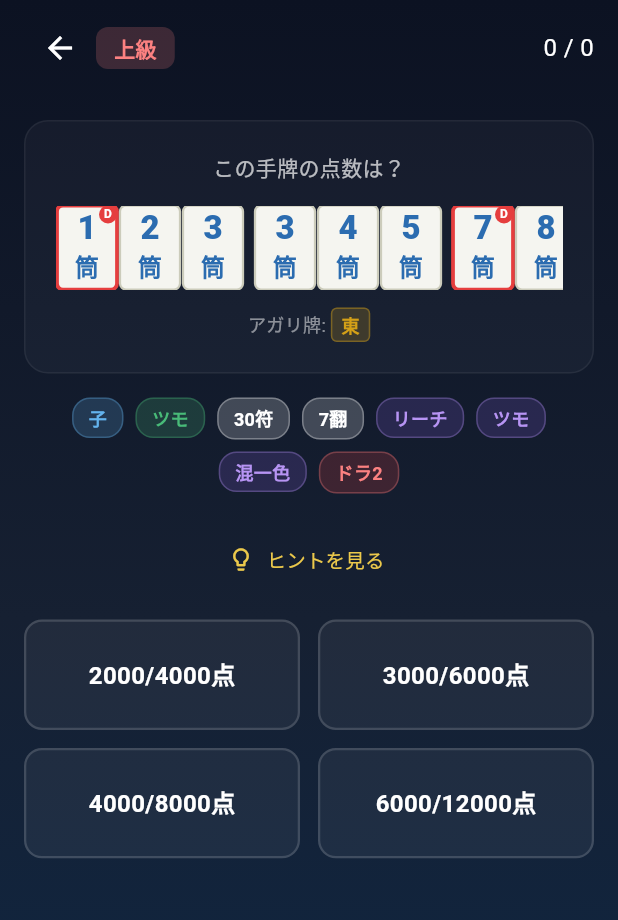
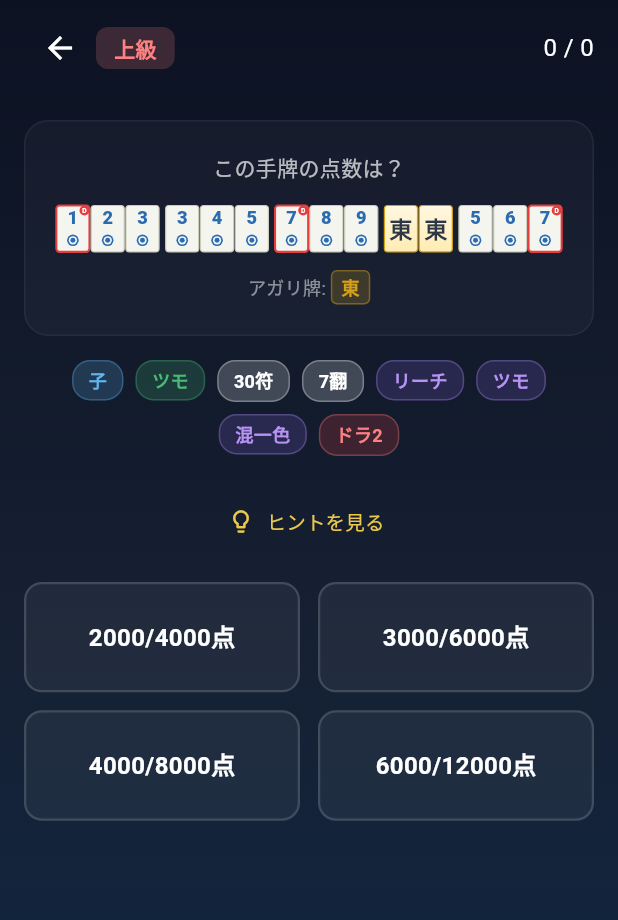
Before and after one commit to zonbitamago/jancal, a Flutter app: the screen it shows after launch, after a tap on "上級", on a phone screen of 412 x 824 dp. Shown: the top 920 px of the screen. Run offline on Flutter 3.47's test engine with Material 3 defaults, Android fonts, the phone set to English and light mode, and no system bars; our stand-ins replace google_fonts; Roboto replaces fonts that are missing (NotoSansJP).

Commit message:
fix: 麻雀牌の文字化けと横スクロール問題を修正
- 数牌のスート表記を漢字(萬/筒/索)からCanvas図形に変更し文字化けを解消
  - 筒子: 二重丸、索子: 竹(縦線+節)、萬子: 菱形
- 字牌のフォントをGoogleFonts.notoSansJpに変更しCJK表示を安定化
- SingleChildScrollViewをFittedBoxに変更し全牌が画面幅に収まるよう自動縮小

https://claude.ai/code/session_01AtZnk2z64SeMefttjZZ5LZ

```diff
--- a/lib/widgets/tile_group.dart
+++ b/lib/widgets/tile_group.dart
@@ -26,8 +26,8 @@ class TileGroupWidget extends StatelessWidget {
       }
     }
 
-    return SingleChildScrollView(
-      scrollDirection: Axis.horizontal,
+    return FittedBox(
+      fit: BoxFit.scaleDown,
       child: Row(
         mainAxisAlignment: MainAxisAlignment.center,
         children: [
--- a/lib/widgets/tile_painter.dart
+++ b/lib/widgets/tile_painter.dart
@@ -1,4 +1,5 @@
 import 'package:flutter/material.dart';
+import 'package:google_fonts/google_fonts.dart';
 import '../utils/tile_parser.dart';
 
 class TilePainter extends CustomPainter {
@@ -62,13 +63,13 @@ class TilePainter extends CustomPainter {
   void _drawTileContent(Canvas canvas, Size size) {
     switch (tile.type) {
       case TileType.man:
-        _drawSuitTile(canvas, size, '${tile.number}', '萬', const Color(0xFFE53E3E));
+        _drawSuitTile(canvas, size, '${tile.number}', const Color(0xFFE53E3E));
         break;
       case TileType.pin:
-        _drawSuitTile(canvas, size, '${tile.number}', '筒', const Color(0xFF2B6CB0));
+        _drawSuitTile(canvas, size, '${tile.number}', const Color(0xFF2B6CB0));
         break;
       case TileType.sou:
-        _drawSuitTile(canvas, size, '${tile.number}', '索', const Color(0xFF2F855A));
+        _drawSuitTile(canvas, size, '${tile.number}', const Color(0xFF2F855A));
         break;
       case TileType.wind:
         _drawHonorTile(canvas, size, tile.displayChar, const Color(0xFF2D3748));
@@ -79,7 +80,7 @@ class TilePainter extends CustomPainter {
     }
   }
 
-  void _drawSuitTile(Canvas canvas, Size size, String number, String suit, Color color) {
+  void _drawSuitTile(Canvas canvas, Size size, String number, Color color) {
     // 数字
     final numPainter = TextPainter(
       text: TextSpan(
@@ -98,30 +99,64 @@ class TilePainter extends CustomPainter {
       Offset((size.width - numPainter.width) / 2, 2),
     );
 
-    // 漢字
-    final suitPainter = TextPainter(
-      text: TextSpan(
-        text: suit,
-        style: TextStyle(
-          color: color,
-          fontSize: 16,
-          fontWeight: FontWeight.w700,
-        ),
-      ),
-      textDirection: TextDirection.ltr,
-    );
-    suitPainter.layout();
-    suitPainter.paint(
-      canvas,
-      Offset((size.width - suitPainter.width) / 2, size.height - suitPainter.height - 4),
-    );
+    // スート記号（図形で描画 — フォント不要）
+    final centerX = size.width / 2;
+    final symbolY = size.height - 14.0;
+    final bgColor = isWinTile ? const Color(0xFFFFECB3) : const Color(0xFFF5F5F0);
+
+    switch (tile.type) {
+      case TileType.pin:
+        // 筒子: 二重丸
+        canvas.drawCircle(Offset(centerX, symbolY), 7, Paint()..color = color);
+        canvas.drawCircle(Offset(centerX, symbolY), 5, Paint()..color = bgColor);
+        canvas.drawCircle(Offset(centerX, symbolY), 3, Paint()..color = color);
+        break;
+      case TileType.sou:
+        // 索子: 竹（縦線 + 節）
+        final stickPaint = Paint()
+          ..color = color
+          ..strokeWidth = 2.5
+          ..strokeCap = StrokeCap.round;
+        canvas.drawLine(
+          Offset(centerX, symbolY - 7),
+          Offset(centerX, symbolY + 7),
+          stickPaint,
+        );
+        final nodePaint = Paint()
+          ..color = color
+          ..strokeWidth = 1.5
+          ..strokeCap = StrokeCap.round;
+        canvas.drawLine(
+          Offset(centerX - 4, symbolY - 2),
+          Offset(centerX + 4, symbolY - 2),
+          nodePaint,
+        );
+        canvas.drawLine(
+          Offset(centerX - 4, symbolY + 2),
+          Offset(centerX + 4, symbolY + 2),
+          nodePaint,
+        );
+        break;
+      case TileType.man:
+        // 萬子: 菱形
+        final path = Path()
+          ..moveTo(centerX, symbolY - 7)
+          ..lineTo(centerX + 7, symbolY)
+          ..lineTo(centerX, symbolY + 7)
+          ..lineTo(centerX - 7, symbolY)
+          ..close();
+        canvas.drawPath(path, Paint()..color = color);
+        break;
+      default:
+        break;
+    }
   }
 
   void _drawHonorTile(Canvas canvas, Size size, String char, Color color) {
     final painter = TextPainter(
       text: TextSpan(
         text: char,
-        style: TextStyle(
+        style: GoogleFonts.notoSansJp(
           color: color,
           fontSize: 28,
           fontWeight: FontWeight.w900,
```
